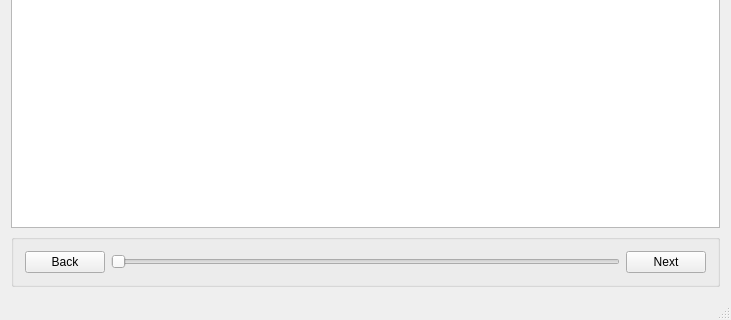
First picture: the form in final/mainwindow.ui, repository mixie/qt, before the edit; both pictures show x 0 to 731 and y 168 to 488 of the 731 by 488 pixel window.
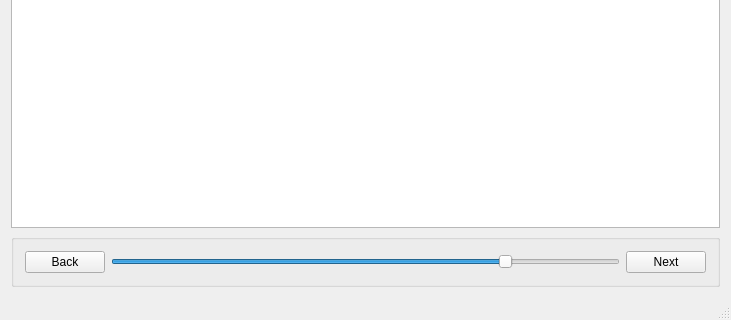
Second picture: the form after the edit.

Diff of the .ui file:
```diff
--- a/final/mainwindow.ui
+++ b/final/mainwindow.ui
@@ -50,6 +50,21 @@
        </item>
        <item>
         <widget class="QSlider" name="horizontalSlider">
+         <property name="minimum">
+          <number>0</number>
+         </property>
+         <property name="maximum">
+          <number>255</number>
+         </property>
+         <property name="singleStep">
+          <number>5</number>
+         </property>
+         <property name="pageStep">
+          <number>20</number>
+         </property>
+         <property name="value">
+          <number>200</number>
+         </property>
          <property name="orientation">
           <enum>Qt::Horizontal</enum>
          </property>
```
